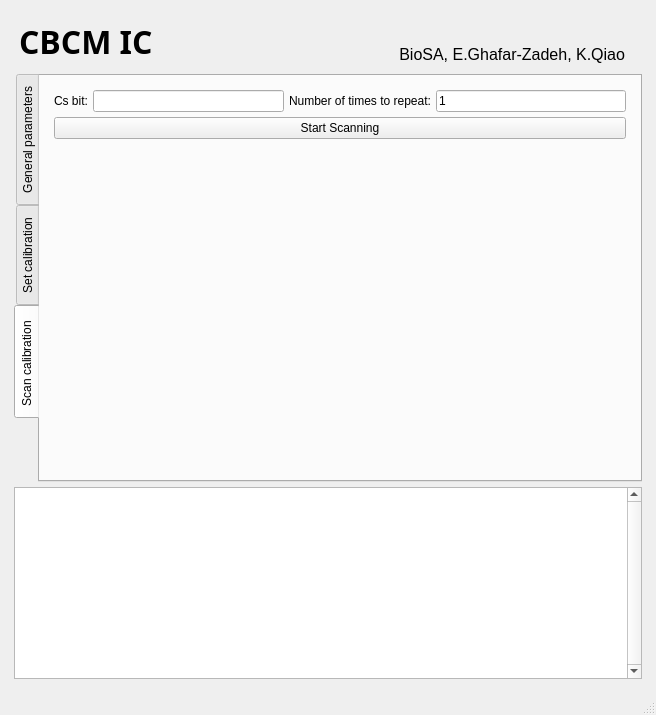
The window that Software/Python/GUI.ui (okyx10a/CBCM-IC) describes before a commit, drawn with Qt 5.
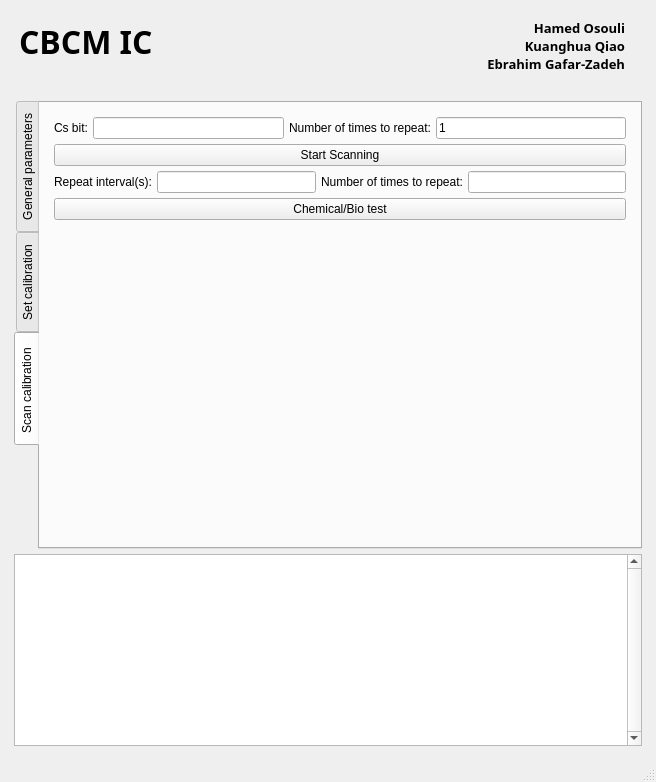
The same window after the commit. The open tabs and pages were chosen to show the change. Icons and pictures are not drawn. Custom widgets are drawn as their Qt base class.

Patch:
```diff
--- a/Software/Python/GUI.ui
+++ b/Software/Python/GUI.ui
@@ -7,7 +7,7 @@
     <x>0</x>
     <y>0</y>
     <width>656</width>
-    <height>715</height>
+    <height>782</height>
    </rect>
   </property>
   <property name="sizePolicy">
@@ -89,14 +89,20 @@
           </property>
           <property name="font">
            <font>
-            <pointsize>12</pointsize>
+            <family>Arial Black</family>
+            <pointsize>10</pointsize>
+            <weight>75</weight>
+            <bold>true</bold>
            </font>
           </property>
           <property name="locale">
            <locale language="English" country="Canada"/>
           </property>
           <property name="text">
-           <string>BioSA, E.Ghafar-Zadeh, K.Qiao</string>
+           <string>Hamed Osouli
+ Kuanghua Qiao
+ Ebrahim Gafar-Zadeh
+      </string>
           </property>
           <property name="alignment">
            <set>Qt::AlignBottom|Qt::AlignRight|Qt::AlignTrailing</set>
@@ -431,17 +437,45 @@
              </widget>
             </item>
             <item>
-             <spacer name="verticalSpacer_3">
-              <property name="orientation">
-               <enum>Qt::Vertical</enum>
+             <layout class="QHBoxLayout" name="horizontalLayout_2">
+              <item>
+               <widget class="QLabel" name="rep_interval">
+                <property name="text">
+                 <string>Repeat interval(s):</string>
+                </property>
+               </widget>
+              </item>
+              <item>
+               <widget class="QLineEdit" name="rep_interval_input"/>
+              </item>
+              <item>
+               <widget class="QLabel" name="repeat2_label">
+                <property name="text">
+                 <string>Number of times to repeat:</string>
+                </property>
+               </widget>
+              </item>
+              <item>
+               <widget class="QLineEdit" name="repeat2_input"/>
+              </item>
+             </layout>
+            </item>
+            <item>
+             <widget class="QPushButton" name="chemical_bio_test">
+              <property name="text">
+               <string>Chemical/Bio test</string>
               </property>
-              <property name="sizeHint" stdset="0">
-               <size>
-                <width>20</width>
-                <height>40</height>
-               </size>
+             </widget>
+            </item>
+            <item>
+             <widget class="MplWidget" name="Scan_Plot" native="true">
+              <property name="sizePolicy">
+               <sizepolicy hsizetype="Preferred" vsizetype="MinimumExpanding">
+                <horstretch>0</horstretch>
+                <verstretch>0</verstretch>
+               </sizepolicy>
               </property>
-             </spacer>
+             </widget>
             </item>
            </layout>
           </item>
@@ -475,6 +509,14 @@
    </property>
   </widget>
  </widget>
+ <customwidgets>
+  <customwidget>
+   <class>MplWidget</class>
+   <extends>QWidget</extends>
+   <header>mplwidget.h</header>
+   <container>1</container>
+  </customwidget>
+ </customwidgets>
  <resources/>
  <connections/>
 </ui>
```
Left out of the diff: 15 changed lines with no effect on the pictures.
